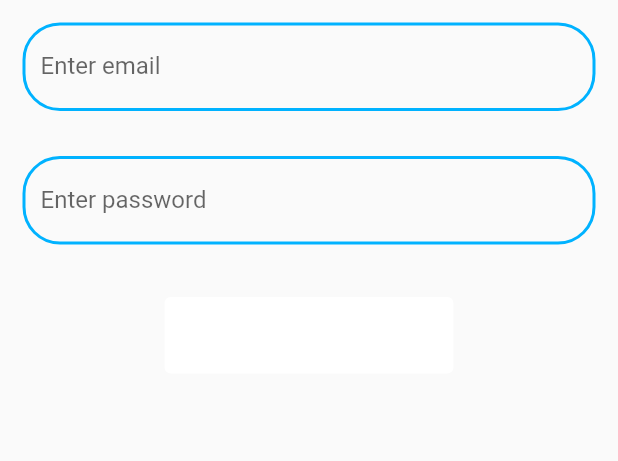
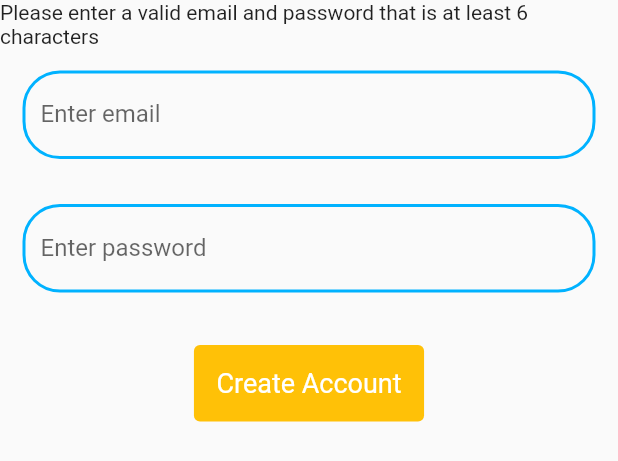
Before and after one commit to Gowsalyanatraj/book_tracker_Application_flutter, a Flutter app: the CreateAccount widget shown alone on an empty page, opened directly with empty values, on a phone screen of 412 x 824 dp. Shown: the top 461 px of the screen. Run offline on Flutter 3.47's test engine with Material 2 defaults, Android fonts, the phone set to English and light mode, and no system bars; our stand-ins replace hexcolor.

Commit message:
feat: create validation for create account form

```diff
--- a/lib/screens/LoginPage/create_account.dart
+++ b/lib/screens/LoginPage/create_account.dart
@@ -24,9 +24,14 @@ class CreateAccount extends StatelessWidget {
       key: _formKey,
       child: Column(
         children: [
+          Text(
+              'Please enter a valid email and password that is at least 6 characters'),
           Padding(
             padding: const EdgeInsets.all(15.0),
             child: TextFormField(
+              validator: (value) {
+                return value!.isEmpty ? 'Enter Password' : null;
+              },
               controller: _emailTextController,
               decoration: inputFieldDecoration(
                   label: 'Enter email', hintText: 'example@gmail.com'),
@@ -35,6 +40,9 @@ class CreateAccount extends StatelessWidget {
           Padding(
             padding: const EdgeInsets.all(15.0),
             child: TextFormField(
+              validator: (value) {
+                return value!.isEmpty ? 'Enter Password' : null;
+              },
               controller: _passwordTextController,
               obscureText: true,
               decoration:
@@ -48,10 +56,12 @@ class CreateAccount extends StatelessWidget {
                   padding: EdgeInsets.all(15),
                   shape: RoundedRectangleBorder(
                       borderRadius: BorderRadius.circular(4)),
-                  backgroundColor: Colors.white,
+                  backgroundColor: Colors.amber,
                   textStyle: TextStyle(fontSize: 18)),
-              onPressed: () {},
-              child: Text('Create your Account'))
+              onPressed: () {
+                if (_formKey.currentState!.validate()) {}
+              },
+              child: Text('Create Account'))
         ],
       ),
     );
--- a/lib/screens/LoginPage/login_page.dart
+++ b/lib/screens/LoginPage/login_page.dart
@@ -31,7 +31,8 @@ class _LoginPageState extends State<LoginPage> {
                   child: Container(
                     color: HexColor('C2EDFF'),
                   )),
-              Text('Sign In', style: Theme.of(context).textTheme.headlineSmall),
+              Text(isCreateAccountClicked != true ? 'Sign In' : 'Sign Up',
+                  style: Theme.of(context).textTheme.headlineSmall),
               SizedBox(height: 10),
               Container(
                 child: Column(
```
